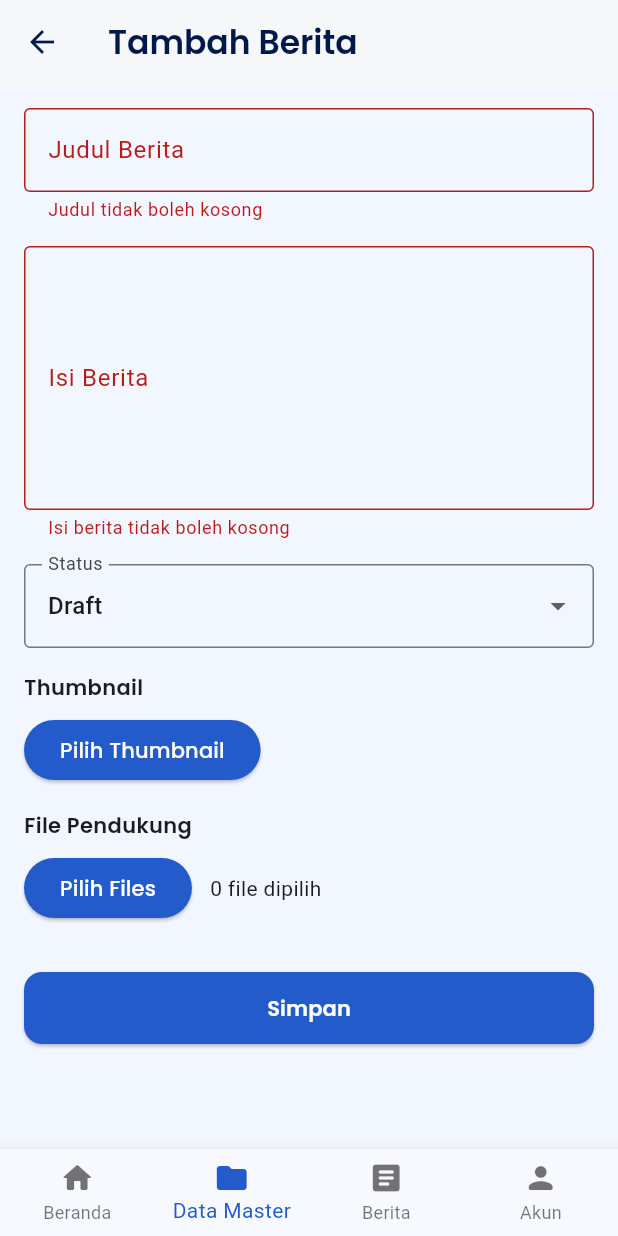
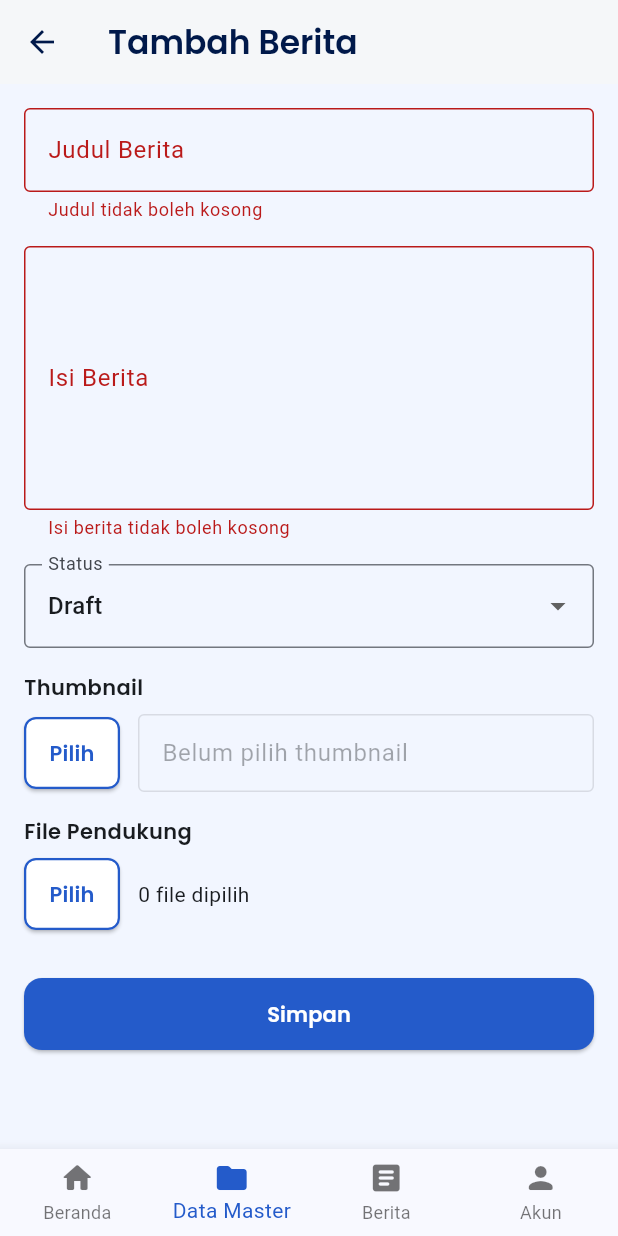
Before and after one commit to iqbrak/TanonApp, a Flutter app: the DesaDataNewsFormPage screen opened by its route, after a tap on "Simpan", on a phone screen of 412 x 824 dp. Run offline on Flutter 3.47's test engine with Material 3 defaults, Android fonts, the phone set to English and light mode, and no system bars; our stand-ins replace cloud_firestore, file_picker, firebase_auth, firebase_core, firebase_database, flutter_svg and 3 more; accounts and stored records are empty; statements that could not run were skipped.

Commit message:
refactor: update backend crud logic for news data

```diff
--- a/lib/core/controllers/news_controller.dart
+++ b/lib/core/controllers/news_controller.dart
@@ -151,7 +151,7 @@ class NewsController {
     }
 
     DateTime? publishedAt;
-    if (status == 'publish') publishedAt = DateTime.now();
+    if (status == 'Publish') publishedAt = DateTime.now();
 
     final news = News(
       id: id,
@@ -202,8 +202,8 @@ class NewsController {
     }
 
     DateTime? publishedAt = current.publishedAt;
-    if (status == 'publish' && publishedAt == null) publishedAt = DateTime.now();
-    if (status != 'publish') publishedAt = null;
+    if (status == 'Publish' && publishedAt == null) publishedAt = DateTime.now();
+    if (status != 'Publish') publishedAt = null;
 
     final updated = News(
       id: id,
@@ -255,32 +255,4 @@ class NewsController {
       throw Exception('Gagal hapus file: $e');
     }
   }
-
-  Future<void> deleteNewsWithConfirmation(BuildContext context, String id) async {
-    final confirm = await showDialog<bool>(
-      context: context,
-      builder: (context) => AlertDialog(
-        title: const Text('Konfirmasi Hapus'),
-        content: const Text('Yakin ingin menghapus data?'),
-        actions: [
-          TextButton(
-            onPressed: () => Navigator.pop(context, false),
-            child: const Text('Batal'),
-          ),
-          ElevatedButton(
-            onPressed: () => Navigator.pop(context, true),
-            style: ElevatedButton.styleFrom(backgroundColor: const Color(0xFFCA2424)),
-            child: const Text('Hapus', style: TextStyle(color: Colors.white)),
-          ),
-        ],
-      ),
-    );
-
-    if (confirm == true) {
-      await deleteNews(id);
-      ScaffoldMessenger.of(context).showSnackBar(
-        const SnackBar(content: Text('Berita berhasil dihapus')),
-      );
-    }
-  }
 }
--- a/lib/core/models/news.dart
+++ b/lib/core/models/news.dart
@@ -1,5 +1,3 @@
-import 'package:firebase_database/firebase_database.dart';
-
 class News {
   final String id;
   final String title;
--- a/lib/modules/perangkat_desa/pages/data/news/pd_news.dart
+++ b/lib/modules/perangkat_desa/pages/data/news/pd_news.dart
@@ -150,7 +150,7 @@ class _DesaDataNewsPageState extends State<DesaDataNewsPage> {
             ),
             IconButton(
               icon: const Icon(Icons.delete, color: Color(0xFFCA2424)),
-              onPressed: () => NewsController().deleteNewsWithConfirmation(context, news.id),
+              onPressed: () => _confirmDelete(news.id),
             ),
           ],
         ),
@@ -206,4 +206,34 @@ class _DesaDataNewsPageState extends State<DesaDataNewsPage> {
       ),
     );
   }
+
+  Future<void> _confirmDelete(String id) async {
+  final confirm = await showDialog<bool>(
+    context: context,
+    builder: (context) => AlertDialog(
+      title: const Text('Konfirmasi Hapus'),
+      content: const Text('Yakin ingin menghapus data?'),
+      actions: [
+        TextButton(
+          onPressed: () => Navigator.pop(context, false),
+          child: const Text('Batal'),
+        ),
+        ElevatedButton(
+          onPressed: () => Navigator.pop(context, true),
+          style: ElevatedButton.styleFrom(backgroundColor: const Color(0xFFCA2424)),
+          child: const Text('Hapus', style: TextStyle(color: Colors.white)),
+        ),
+      ],
+    ),
+  );
+
+  if (confirm == true) {
+    await controller.deleteNews(id);
+    ScaffoldMessenger.of(context).showSnackBar(
+      const SnackBar(content: Text('Berita berhasil dihapus')),
+    );
+    context.go('/pd/data/news');
+  }
 }
+
+}
--- a/lib/modules/perangkat_desa/pages/data/news/pd_news_form.dart
+++ b/lib/modules/perangkat_desa/pages/data/news/pd_news_form.dart
@@ -3,10 +3,13 @@ import 'package:google_fonts/google_fonts.dart';
 import 'package:go_router/go_router.dart';
 import 'package:file_picker/file_picker.dart';
 import '../../../../../core/controllers/news_controller.dart';
+import '../../../../../core/controllers/auth_controller.dart';
+import 'package:cloud_firestore/cloud_firestore.dart';
 
 class DesaDataNewsFormPage extends StatefulWidget {
   final String? id;
   const DesaDataNewsFormPage({super.key, this.id});
+
 
   @override
   State<DesaDataNewsFormPage> createState() => _DesaDataNewsFormPageState();
@@ -16,6 +19,7 @@ class _DesaDataNewsFormPageState extends State<DesaDataNewsFormPage> {
   final _formKey = GlobalKey<FormState>();
   final titleController = TextEditingController();
   final contentController = TextEditingController();
+  final authController = AuthController();
   String status = 'Draft';
 
   PlatformFile? thumbnailFile;
@@ -79,14 +83,26 @@ class _DesaDataNewsFormPageState extends State<DesaDataNewsFormPage> {
     setState(() => isLoading = true);
 
     try {
-      final userId = 'system';
+      final currentUser = authController.currentUser;
+      String username = 'system';
+
+      if (currentUser != null) {
+        final userDoc = await FirebaseFirestore.instance
+            .collection('users')
+            .doc(currentUser.uid)
+            .get();
+
+        if (userDoc.exists) {
+          username = userDoc.data()?['username'] ?? 'system';
+        }
+      }
+
       if (isEdit) {
-        // Update news
         await controller.updateNews(
           id: widget.id!,
           title: titleController.text,
           content: contentController.text,
-          userId: userId,
+          userId: username,
           status: status,
           newPlatformThumbnail: thumbnailFile,
           newPlatformFiles:
@@ -99,7 +115,7 @@ class _DesaDataNewsFormPageState extends State<DesaDataNewsFormPage> {
         await controller.addNews(
           title: titleController.text,
           content: contentController.text,
-          userId: userId,
+          userId: username,
           status: status,
           platformThumbnail: thumbnailFile,
           platformFiles: supportingFiles.isEmpty ? null : supportingFiles,
@@ -197,24 +213,40 @@ class _DesaDataNewsFormPageState extends State<DesaDataNewsFormPage> {
                   ElevatedButton(
                     onPressed: _pickThumbnail,
                     style: ElevatedButton.styleFrom(
-                        backgroundColor: const Color(0xFF245BCA)),
-                    child: Text('Pilih Thumbnail',
-                        style: GoogleFonts.poppins(color: Colors.white)),
+                      backgroundColor: Colors.white,
+                      foregroundColor: const Color(0xFF245BCA),
+                      side: const BorderSide(color: Color(0xFF245BCA), width: 1.5),
+                      padding: const EdgeInsets.symmetric(horizontal: 16, vertical: 14),
+                      shape: RoundedRectangleBorder(
+                        borderRadius: BorderRadius.circular(8),
+                      ),
+                    ),
+                    child: Text(
+                      'Pilih',
+                      style: GoogleFonts.poppins(
+                        color: const Color(0xFF245BCA),
+                        fontWeight: FontWeight.w600,
+                      ),
+                    ),
                   ),
                   const SizedBox(width: 12),
-                  if (thumbnailFile != null)
-                    Flexible(
-                      child: Text(
-                        thumbnailFile!.name,
-                        overflow: TextOverflow.ellipsis,
+
+                  Expanded(
+                    child: TextFormField(
+                      enabled: false,
+                      decoration: InputDecoration(
+                        hintText: thumbnailFile?.name ?? 'Belum pilih thumbnail',
+                        border: const OutlineInputBorder(),
+                        isDense: true,
+                        contentPadding: const EdgeInsets.symmetric(horizontal: 12, vertical: 14),
                       ),
                     ),
+                  ),
                 ],
               ),
               const SizedBox(height: 16),
 
-              Text('File Pendukung',
-                  style: GoogleFonts.poppins(fontWeight: FontWeight.w600)),
+              Text('File Pendukung', style: GoogleFonts.poppins(fontWeight: FontWeight.w600)),
               const SizedBox(height: 8),
               Column(
                 crossAxisAlignment: CrossAxisAlignment.start,
@@ -224,9 +256,21 @@ class _DesaDataNewsFormPageState extends State<DesaDataNewsFormPage> {
                       ElevatedButton(
                         onPressed: _pickSupportingFiles,
                         style: ElevatedButton.styleFrom(
-                            backgroundColor: const Color(0xFF245BCA)),
-                        child: Text('Pilih Files',
-                            style: GoogleFonts.poppins(color: Colors.white)),
+                          backgroundColor: Colors.white,
+                          foregroundColor: const Color(0xFF245BCA),
+                          side: const BorderSide(color: Color(0xFF245BCA), width: 1.5),
+                          padding: const EdgeInsets.symmetric(horizontal: 16, vertical: 14),
+                          shape: RoundedRectangleBorder(
+                            borderRadius: BorderRadius.circular(8),
+                          ),
+                        ),
+                        child: Text(
+                          'Pilih',
+                          style: GoogleFonts.poppins(
+                            color: const Color(0xFF245BCA),
+                            fontWeight: FontWeight.w600,
+                          ),
+                        ),
                       ),
                       const SizedBox(width: 12),
                       Text("${supportingFiles.length} file dipilih"),
```
